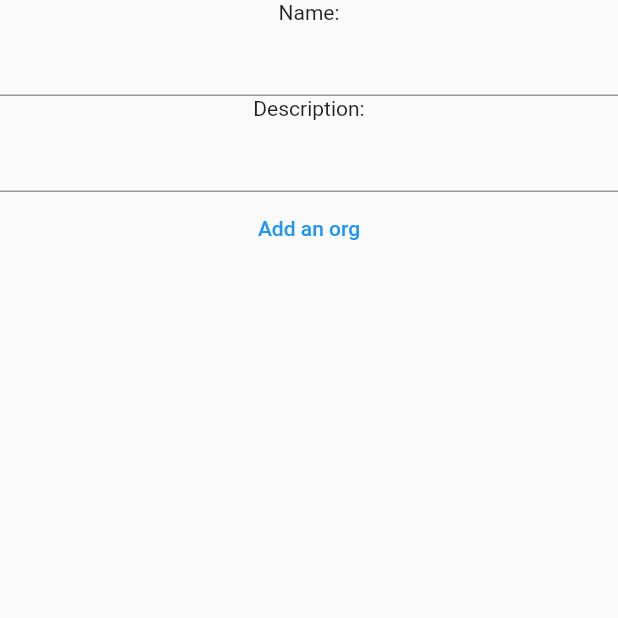
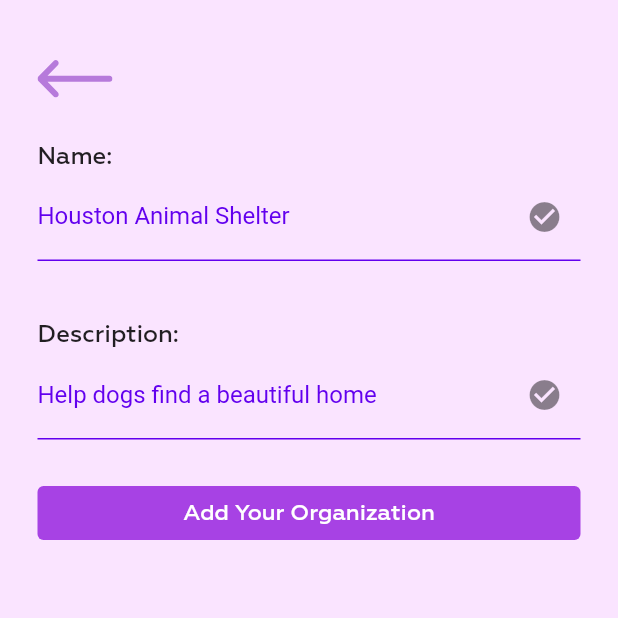
Before and after one commit to Supercolbat/explore-hacks-2021, a Flutter app: the addOrgPage screen opened directly, on a phone screen of 412 x 824 dp, the top half of it. Run offline on Flutter 3.47's test engine with Material 2 defaults, Android fonts, the light colour scheme and no system bars; our stand-ins replace cloud_firestore, firebase_auth, firebase_core, flutter_svg, google_sign_in; accounts and stored records are empty; project files that could hold a hidden picture were left out.

Commit message:
Styled add org screen

```diff
--- a/lib/screens/add_org/add_org_screen.dart
+++ b/lib/screens/add_org/add_org_screen.dart
@@ -1,6 +1,9 @@
+import 'package:explore_hacks_2021/constants/colors.dart';
+import 'package:explore_hacks_2021/screens/organizations/orgs_screen.dart';
 import 'package:flutter/material.dart';
 import 'package:cloud_firestore/cloud_firestore.dart';
 import 'package:firebase_auth/firebase_auth.dart';
+import 'package:flutter_svg/flutter_svg.dart';
 
 class addOrgPage extends StatelessWidget {
   final _nc = TextEditingController();
@@ -9,35 +12,112 @@ class addOrgPage extends StatelessWidget {
     _nc.dispose();
     _dc.dispose();
   }
+
   @override
   Widget build(BuildContext context) {
+    Size size = MediaQuery.of(context).size;
     return Scaffold(
-      body: Center(
-        child: Column(
+      body: Container(
+        height: size.height,
+        color: ColorPalette.purple50,
+        child: Container(
+          margin: EdgeInsets.symmetric(horizontal: 25, vertical: 40),
+          height: size.height,
+          child: ListView(
             children: [
-            Text("Name:"),
-            TextField(controller: _nc),
-            Text("Description:"),
-            TextField(controller: _dc),
+              Container(
+                alignment: Alignment.centerLeft,
+                child: GestureDetector(
+                  onTap: () {
+                    Navigator.push(
+                      context,
+                      MaterialPageRoute(
+                          builder: (context) => OrganizationsScreen()),
+                    );
+                  },
+                  child: SvgPicture.asset(
+                    'assets/images/left-arrow.svg',
+                    width: 50,
+                  ),
+                ),
+              ),
+              SizedBox(height: 30),
+              Text(
+                "Name:",
+                style: TextStyle(
+                  fontFamily: "Geometria",
+                  fontWeight: FontWeight.w500,
+                  fontSize: 16,
+                ),
+              ),
+              TextField(
+                controller: _nc,
+                decoration: InputDecoration(
+                  labelText: 'Houston Animal Shelter',
+                  labelStyle: TextStyle(
+                    color: Color(0xFF6200EE),
+                  ),
+                  suffixIcon: Icon(
+                    Icons.check_circle,
+                  ),
+                  enabledBorder: UnderlineInputBorder(
+                    borderSide: BorderSide(color: Color(0xFF6200EE)),
+                  ),
+                ),
+              ),
+              SizedBox(height: 40),
+              Text(
+                "Description:",
+                style: TextStyle(
+                  fontFamily: "Geometria",
+                  fontWeight: FontWeight.w500,
+                  fontSize: 16,
+                ),
+              ),
+              TextField(
+                controller: _dc,
+                decoration: InputDecoration(
+                  labelText: 'Help dogs find a beautiful home',
+                  labelStyle: TextStyle(
+                    color: Color(0xFF6200EE),
+                  ),
+                  suffixIcon: Icon(
+                    Icons.check_circle,
+                  ),
+                  enabledBorder: UnderlineInputBorder(
+                    borderSide: BorderSide(color: Color(0xFF6200EE)),
+                  ),
+                ),
+              ),
+              SizedBox(height: 25),
               TextButton(
-              child: Text("Add an org"),
+                  child: Text("Add Your Organization",
+                      style: TextStyle(
+                          fontFamily: "Geometria",
+                          fontWeight: FontWeight.w500,
+                          fontSize: 15,
+                          color: Colors.white)),
+                  style: ButtonStyle(
+                    backgroundColor: MaterialStateProperty.resolveWith<Color>(
+                        (Set<MaterialState> states) {
+                      return ColorPalette.purple150;
+                    }),
+                  ),
                   onPressed: () async {
                     var firebase = FirebaseFirestore.instance;
                     User? user = FirebaseAuth.instance.currentUser;
-                firebase.collection('organizations').add(
-                {
+                    firebase.collection('organizations').add({
                       "name": _nc.text,
                       "description": _dc.text,
                       "owner": "${user?.uid ?? ''}",
                       "opportunities": []
-                }
-                );
+                    });
                     Navigator.pop(context);
-              }
-            )
+                  })
             ],
-        )
-      )
+          ),
+        ),
+      ),
     );
   }
 }
--- a/lib/screens/home/volunteer_item.dart
+++ b/lib/screens/home/volunteer_item.dart
@@ -5,14 +5,15 @@ import 'package:flutter_svg/flutter_svg.dart';
 import 'package:intl/intl.dart';
 import 'package:cloud_firestore/cloud_firestore.dart';
 import 'package:firebase_auth/firebase_auth.dart';
+
 class VolunteerItem extends StatefulWidget {
   final Opportunity opp;
 
   VolunteerItem(this.opp);
   VolunteerItemState createState() => VolunteerItemState();
 }
+
 class VolunteerItemState extends State<VolunteerItem> {
-
   bool signed_up = false;
   void user_signed_up() {
     String oppid = '/opportunities/${widget.opp.doc.id}';
@@ -25,11 +26,15 @@ class VolunteerItemState extends State<VolunteerItem> {
     FirebaseFirestore.instance
         .collection('users')
         .doc(uid)
-        .get().then((data) => setState((){signed_up = data["upcomingOpportunities"].toList().contains(oppid);}));
+        .get()
+        .then((data) => setState(() {
+              signed_up =
+                  data["upcomingOpportunities"].toList().contains(oppid);
+            }));
   }
+
   @override
   Widget build(BuildContext context) {
-    print(widget.opp.description);
     user_signed_up();
     Size size = MediaQuery.of(context).size;
     return Container(
@@ -69,7 +74,9 @@ class VolunteerItemState extends State<VolunteerItem> {
                 ),
                 SizedBox(height: 3),
                 Text(
-                  widget.opp.description != '' ? widget.opp.description : "No description provided :(",
+                  widget.opp.description != ''
+                      ? widget.opp.description
+                      : "No description provided :(",
                   style: TextStyle(
                     fontFamily: "Geometria",
                     fontSize: 13,
@@ -110,7 +117,10 @@ class VolunteerItemState extends State<VolunteerItem> {
                     throw new Error();
                   }
                   String uid = user.uid;
-                  var data = await FirebaseFirestore.instance.collection("users").doc(uid).get();
+                  var data = await FirebaseFirestore.instance
+                      .collection("users")
+                      .doc(uid)
+                      .get();
                   List<String> upcoming_events = data["upcomingOpportunities"];
                   upcoming_events.add(oppid);
                   FirebaseFirestore.instance
@@ -125,7 +135,8 @@ class VolunteerItemState extends State<VolunteerItem> {
                               mainAxisSize: MainAxisSize.min,
                               crossAxisAlignment: CrossAxisAlignment.start,
                               children: <Widget>[
-                          Text("You've signed up to volunteer for ${widget.opp.name}!"),
+                                Text(
+                                    "You've signed up to volunteer for ${widget.opp.name}!"),
                               ],
                             ),
                             actions: <Widget>[
@@ -139,7 +150,9 @@ class VolunteerItemState extends State<VolunteerItem> {
                           ));
                 },
                 child: SvgPicture.asset(
-                  signed_up ? 'assets/images/green_check_icon.svg' : 'assets/images/plus_icon.svg',
+                  signed_up
+                      ? 'assets/images/green_check_icon.svg'
+                      : 'assets/images/plus_icon.svg',
                   width: 20,
                 ),
               )),
--- a/lib/screens/user_profile/past_works_list.dart
+++ b/lib/screens/user_profile/past_works_list.dart
@@ -10,7 +10,6 @@ class PastWorksList extends StatelessWidget {
   Widget build(BuildContext context) {
     Size size = MediaQuery.of(context).size;
 
-    print(this.pwList);
     return Container(
       width: size.width * 0.85,
       height: size.height * 0.4,
@@ -43,7 +42,6 @@ class PastWorksList extends StatelessWidget {
               children: pwList.map((pw) => PastWorkItem(pw)).toList(),
             ),
           ),
-
         ],
       ),
     );
--- a/lib/screens/user_profile/user_profile_screen.dart
+++ b/lib/screens/user_profile/user_profile_screen.dart
@@ -14,17 +14,16 @@ class UserProfileScreen extends StatelessWidget {
     Size size = MediaQuery.of(context).size;
     User? user = FirebaseAuth.instance.currentUser;
     return FutureBuilder(
-        future: FirebaseFirestore.instance.collection("users/${user?.uid ?? ''}/pastOpp").get(),
+        future: FirebaseFirestore.instance
+            .collection("users/${user?.uid ?? ''}/pastOpp")
+            .get(),
         builder: (context, snapshot) {
           if (snapshot.connectionState == ConnectionState.done &&
               snapshot.hasData) {
-            print("entering");
-            print(snapshot.data);
             int hours = 0;
             List<PastWork> pw = [];
             (snapshot.data! as QuerySnapshot).docs.forEach((element) {
               dynamic data = element.data();
-              print(data);
               if (data["attended"])
                 hours += int.parse(data["hours"].toString());
               pw.add(PastWork(
@@ -36,10 +35,9 @@ class UserProfileScreen extends StatelessWidget {
                   organization: data['organization']));
             });
 
-            int attended = pw.where((PastWork work) => work.attended).toList().length;
-            print(attended);
-            print(hours);
-            print(pw);
+            int attended =
+                pw.where((PastWork work) => work.attended).toList().length;
+
             return Scaffold(
               body: Container(
                 width: size.width,
@@ -134,7 +132,8 @@ class UserProfileScreen extends StatelessWidget {
                         mainAxisAlignment: MainAxisAlignment.spaceEvenly,
                         children: [
                           StatBox(label: "Total Hours", stat: hours.toString()),
-                          StatBox(label: "Volunteered", stat: attended.toString())
+                          StatBox(
+                              label: "Volunteered", stat: attended.toString())
                         ],
                       ),
                     ),
```
Lines whose indentation alone changed are shown as unchanged.
